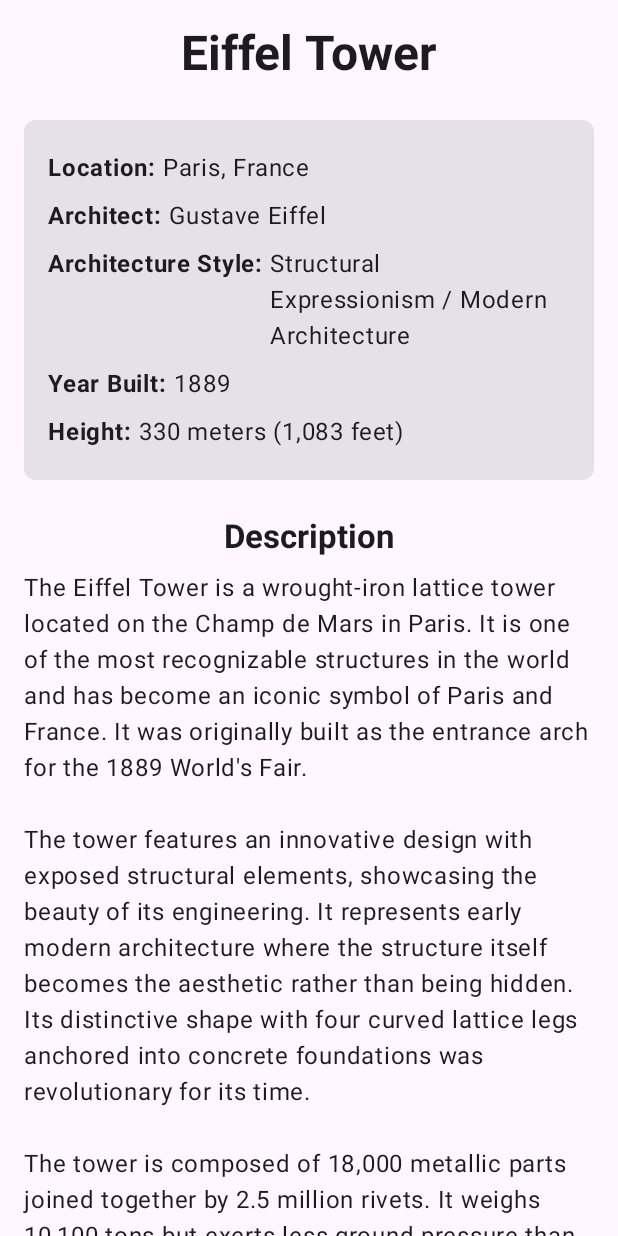
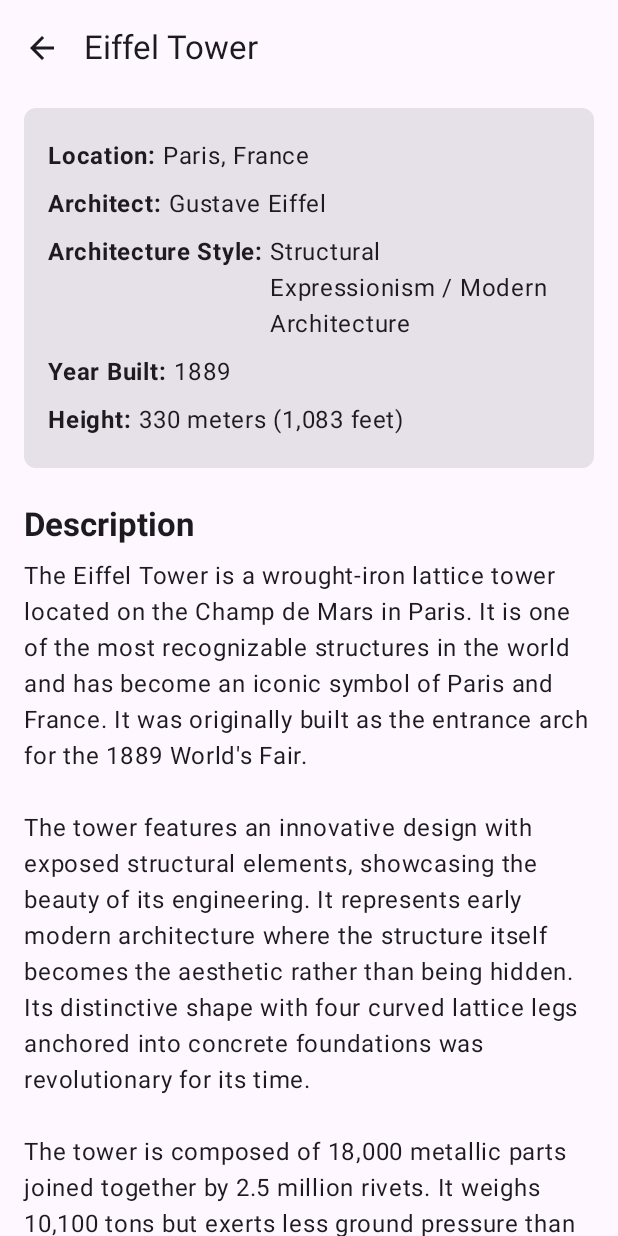
Before and after one commit to StefanAndjelko/Dragonhack-2025, an Android app built with Jetpack Compose: the LandmarkDetailsActivity screen opened directly, with no data from a screen before it, on a phone screen of 412 x 824 dp. Run offline under Robolectric (Android 15) with nearby library versions, the phone set to English and light mode, and no system bars; pictures from the network do not load.

Commit message:
Add button for save to history in LandmarkDetails

```diff
--- a/Lookitecture/app/src/main/java/si/uni_lj/dragon/hack/lookitecture/ui/LandmarkDetailsActivity.kt
+++ b/Lookitecture/app/src/main/java/si/uni_lj/dragon/hack/lookitecture/ui/LandmarkDetailsActivity.kt
@@ -2,6 +2,8 @@ package si.uni_lj.dragon.hack.lookitecture.ui
 
 import android.net.Uri
 import android.os.Bundle
+import android.util.Log
+import android.widget.Toast
 import androidx.activity.ComponentActivity
 import androidx.activity.compose.setContent
 import androidx.compose.foundation.Image
@@ -9,26 +11,92 @@ import androidx.compose.foundation.layout.*
 import androidx.compose.foundation.rememberScrollState
 import androidx.compose.foundation.shape.RoundedCornerShape
 import androidx.compose.foundation.verticalScroll
+import androidx.compose.material.icons.Icons
+import androidx.compose.material.icons.filled.ArrowBack
 import androidx.compose.material3.*
 import androidx.compose.runtime.Composable
 import androidx.compose.ui.Alignment
 import androidx.compose.ui.Modifier
 import androidx.compose.ui.draw.clip
 import androidx.compose.ui.layout.ContentScale
+import androidx.compose.ui.platform.LocalContext
 import androidx.compose.ui.text.font.FontWeight
 import androidx.compose.ui.unit.dp
 import coil.compose.rememberAsyncImagePainter
+import si.uni_lj.dragon.hack.lookitecture.util.HistoryLandmarkData
+import si.uni_lj.dragon.hack.lookitecture.util.LandmarkHistoryManager
 
 class LandmarkDetailsActivity : ComponentActivity() {
     override fun onCreate(savedInstanceState: Bundle?) {
         super.onCreate(savedInstanceState)
 
-        // Get the image URI from the intent
+        // Get the image URI and other data from the intent
         val imageUriString = intent.getStringExtra("IMAGE_URI")
         val imageUri = imageUriString?.let { Uri.parse(it) }
 
-        // Hardcoded data for the Eiffel Tower
-        val landmarkData = LandmarkData(
+        // Check if coming from history or new capture
+        val fromHistory = intent.getBooleanExtra("FROM_HISTORY", false)
+        val landmarkName = intent.getStringExtra("LANDMARK_NAME") ?: "Eiffel Tower"
+
+        // For demonstration, always show Eiffel Tower data
+        // In a real app, you would have different landmark data based on recognition
+        val landmarkData = getLandmarkData(landmarkName)
+
+        setContent {
+            MaterialTheme {
+                Surface(
+                    modifier = Modifier.fillMaxSize(),
+                    color = MaterialTheme.colorScheme.background
+                ) {
+                    LandmarkDetailsScreen(
+                        imageUri = imageUri,
+                        landmarkData = landmarkData,
+                        fromHistory = fromHistory,
+                        onSaveToHistory = {
+                            // Save to history when "Okay" is clicked
+                            if (imageUriString != null) {
+                                saveLandmarkToHistory(landmarkData, imageUriString)
+                                Toast.makeText(this, "Added to history", Toast.LENGTH_SHORT).show()
+                            }
+                            finish()
+                        },
+                        onBack = { finish() }
+                    )
+                }
+            }
+        }
+    }
+
+    private fun saveLandmarkToHistory(landmarkData: LandmarkData, imageUriString: String) {
+        try {
+            val historyData = HistoryLandmarkData(
+                name = landmarkData.name,
+                imageUri = imageUriString,
+                location = landmarkData.location,
+                architect = landmarkData.architect,
+                architectureStyle = landmarkData.architectureStyle,
+                yearBuilt = landmarkData.yearBuilt
+            )
+
+            // Add to history and show a log for debugging
+            Log.d("LandmarkDetailsActivity", "Saving to history: ${historyData.name}")
+            LandmarkHistoryManager.addToHistory(this, historyData)
+
+            // Check if history was saved correctly
+            val historySize = LandmarkHistoryManager.getHistorySize(this)
+            Log.d("LandmarkDetailsActivity", "History size after saving: $historySize")
+
+        } catch (e: Exception) {
+            Log.e("LandmarkDetailsActivity", "Error saving to history", e)
+            Toast.makeText(this, "Error saving to history", Toast.LENGTH_SHORT).show()
+        }
+    }
+
+    // Return hardcoded data based on the landmark name
+    // In a real app, you would have different data for different landmarks
+    private fun getLandmarkData(name: String): LandmarkData {
+        // For now, just return Eiffel Tower data
+        return LandmarkData(
             name = "Eiffel Tower",
             location = "Paris, France",
             architect = "Gustave Eiffel",
@@ -51,38 +119,39 @@ class LandmarkDetailsActivity : ComponentActivity() {
                 "There are 1,665 steps to the top of the tower, though visitors typically use elevators."
             )
         )
-
-        setContent {
-            MaterialTheme {
-                Surface(
-                    modifier = Modifier.fillMaxSize(),
-                    color = MaterialTheme.colorScheme.background
-                ) {
-                    LandmarkDetailsScreen(imageUri, landmarkData)
-                }
-            }
-        }
     }
 }
 
+@OptIn(ExperimentalMaterial3Api::class)
 @Composable
-fun LandmarkDetailsScreen(imageUri: Uri?, landmarkData: LandmarkData) {
+fun LandmarkDetailsScreen(
+    imageUri: Uri?,
+    landmarkData: LandmarkData,
+    fromHistory: Boolean,
+    onSaveToHistory: () -> Unit,
+    onBack: () -> Unit
+) {
+    val context = LocalContext.current
+
+    Scaffold(
+        topBar = {
+            TopAppBar(
+                title = { Text(landmarkData.name) },
+                navigationIcon = {
+                    IconButton(onClick = onBack) {
+                        Icon(Icons.Default.ArrowBack, contentDescription = "Back")
+                    }
+                }
+            )
+        }
+    ) { paddingValues ->
         Column(
             modifier = Modifier
+                .padding(paddingValues)
                 .fillMaxSize()
-            .verticalScroll(rememberScrollState())
-            .padding(16.dp),
+                .verticalScroll(rememberScrollState()),
             horizontalAlignment = Alignment.CenterHorizontally
         ) {
-        // Display the landmark name as a title
-        Text(
-            text = landmarkData.name,
-            style = MaterialTheme.typography.headlineLarge,
-            fontWeight = FontWeight.Bold
-        )
-
-        Spacer(modifier = Modifier.height(16.dp))
-
             // Display the image
             imageUri?.let {
                 Image(
@@ -91,13 +160,18 @@ fun LandmarkDetailsScreen(imageUri: Uri?, landmarkData: LandmarkData) {
                     modifier = Modifier
                         .fillMaxWidth()
                         .height(250.dp)
+                        .padding(16.dp)
                         .clip(RoundedCornerShape(8.dp)),
                     contentScale = ContentScale.Fit
                 )
-
-            Spacer(modifier = Modifier.height(16.dp))
             }
 
+            // Content area
+            Column(
+                modifier = Modifier
+                    .fillMaxWidth()
+                    .padding(horizontal = 16.dp)
+            ) {
                 // Key information card
                 Card(
                     modifier = Modifier
@@ -158,6 +232,33 @@ fun LandmarkDetailsScreen(imageUri: Uri?, landmarkData: LandmarkData) {
                         )
                     }
                 }
+
+                Spacer(modifier = Modifier.height(24.dp))
+
+                // "Okay" button - Only show if not from history
+                if (!fromHistory) {
+                    Button(
+                        onClick = onSaveToHistory,
+                        modifier = Modifier
+                            .fillMaxWidth()
+                            .height(56.dp)
+                    ) {
+                        Text("Okay, Save to History")
+                    }
+                } else {
+                    Button(
+                        onClick = onBack,
+                        modifier = Modifier
+                            .fillMaxWidth()
+                            .height(56.dp)
+                    ) {
+                        Text("Back to History")
+                    }
+                }
+
+                Spacer(modifier = Modifier.height(16.dp))
+            }
+        }
     }
 }
 
```
Lines whose indentation alone changed are shown as unchanged.
